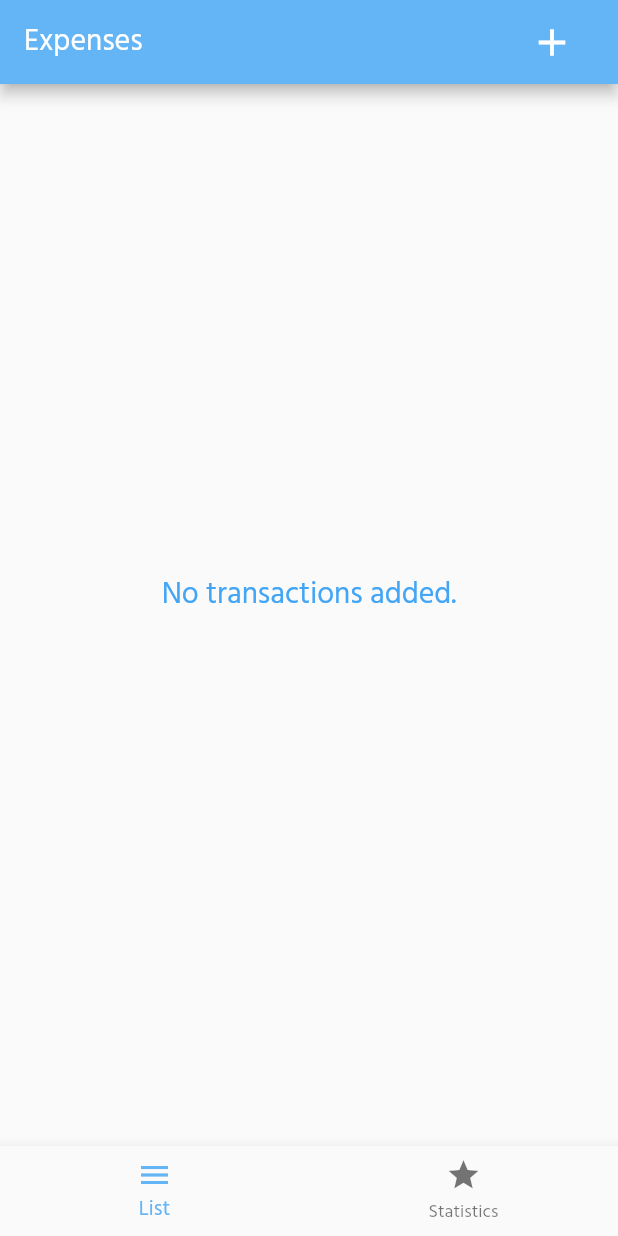
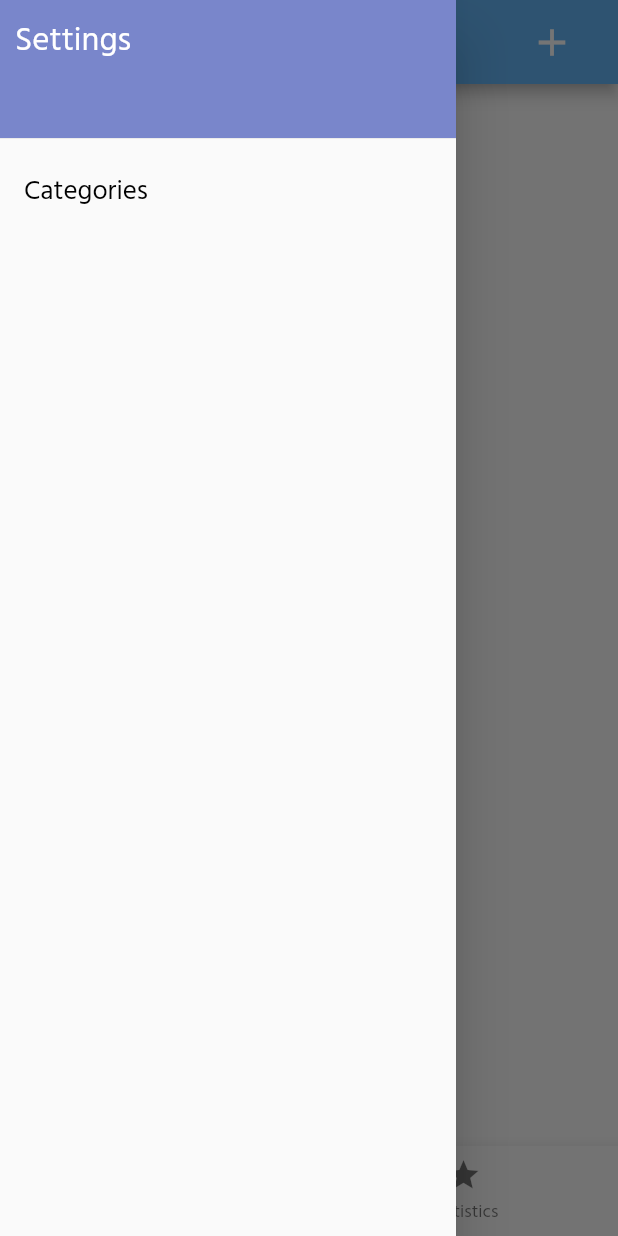
Before and after one commit to Wahba1414/Expenses, a Flutter app: the screen it shows after launch, with the side drawer open (before the commit the screen has no drawer), on a phone screen of 412 x 824 dp. Run offline on Flutter 3.47's test engine with Material 2 defaults, Android fonts, the phone set to English and light mode, and no system bars; our stand-ins replace flutter_money_formatter, sqflite; accounts and stored records are empty.

Commit message:
Add Catgeory screen and  Category Provider.

```diff
--- /dev/null
+++ b/lib/drawer.dart
@@ -0,0 +1,53 @@
+import 'package:flutter/material.dart';
+
+import './category_list.dart';
+
+class CustomDrawer extends StatefulWidget {
+  @override
+  _DrawerState createState() => _DrawerState();
+}
+
+class _DrawerState extends State<CustomDrawer> {
+  @override
+  Widget build(BuildContext context) {
+    return Container(
+      child: ListView(
+        // Important: Remove any padding from the ListView.
+        padding: EdgeInsets.zero,
+        children: <Widget>[
+          Container(
+            height: 100,
+            child: DrawerHeader(
+              padding: EdgeInsets.all(10),
+              child: Text(
+                'Settings',
+                style: TextStyle(
+                  color: Theme.of(context).primaryColorLight,
+                  fontSize: 22,
+                ),
+              ),
+              decoration: BoxDecoration(
+                color: Theme.of(context).backgroundColor,
+              ),
+            ),
+          ),
+          ListTile(
+            title: Text(
+              'Categories',
+              style: TextStyle(
+                color: Theme.of(context).primaryColorDark,
+                fontSize: 18,
+              ),
+            ),
+            onTap: () {
+              print('Here');
+              // Update the state of the app.
+              Navigator.of(context).pop();
+              Navigator.pushNamed(context, CategoryList.routeUrl);
+            },
+          ),
+        ],
+      ),
+    );
+  }
+}
--- a/lib/expenses_list.dart
+++ b/lib/expenses_list.dart
@@ -17,6 +17,10 @@ class ExpensesList extends StatelessWidget {
     Colors.blue[200],
     Colors.blue[300],
     Colors.blue[400],
+    Colors.lightBlue[100],
+    Colors.lightBlue[200],
+    Colors.lightBlue[300],
+    Colors.lightBlue[400],
   ];
   final listItems;
   final removeItem;
@@ -38,7 +42,7 @@ class ExpensesList extends StatelessWidget {
       child: ListView.builder(
         itemCount: listItems.length,
         itemBuilder: (context, index) {
-          final colorScheme = colors[Random().nextInt(8)];
+          final colorScheme = colors[Random().nextInt(12)];
           return Dismissible(
             key: Key(listItems[index].id),
             background: Container(
--- a/lib/main.dart
+++ b/lib/main.dart
@@ -1,8 +1,9 @@
 import 'package:flutter/material.dart';
 
 import './home.dart';
-// import './new_expenses.dart';
 import './new_expenses_form.dart';
+import './drawer.dart';
+import './category_list.dart';
 
 // db.
 import './utilis/db.dart';
@@ -23,6 +24,7 @@ class Top extends StatelessWidget {
         primaryColor: Colors.blue[300],
         accentColor: Colors.black87,
         primaryColorLight: Colors.white,
+        primaryColorDark: Colors.black,
         textTheme: TextTheme(
           title: const TextStyle(
             color: Colors.white,
@@ -42,6 +44,13 @@ class Top extends StatelessWidget {
         backgroundColor: Colors.indigo[300],
       ),
       home: MyApp(),
+      // routes.
+      routes: {
+        // When navigating to the "/" route, build the FirstScreen widget.
+        // '/': (context) => MyApp(),
+        // Category list.
+        CategoryList.routeUrl: (context) => CategoryList(),
+      },
     );
   }
 }
@@ -77,7 +86,8 @@ class _MyAppState extends State<MyApp> {
         context: context,
         builder: (builder) {
           // return NewExpenses(_selectDate, widget._categories, addNewExpenses);
-          return NewExpensesForm(_selectDate, widget._categories, addNewExpenses);
+          return NewExpensesForm(
+              _selectDate, widget._categories, addNewExpenses);
         });
   }
 
@@ -160,12 +170,15 @@ class _MyAppState extends State<MyApp> {
           BottomNavigationBarItem(
             icon: Icon(Icons.star),
             title: Text('Statistics'),
-          )
+          ),
         ],
         onTap: _selectTap,
         selectedItemColor: Theme.of(context).primaryColor,
         currentIndex: tabIndex,
       ),
+      drawer: Drawer(
+        child: CustomDrawer(),
+      ),
     );
   }
 }
--- /dev/null
+++ b/lib/models/category.dart
@@ -0,0 +1,19 @@
+class AppCategoryModel {
+  String id;
+  String title;
+  String color;
+
+  AppCategoryModel({this.id, this.title, this.color});
+
+  factory AppCategoryModel.fromMap(Map<String, dynamic> json) => new AppCategoryModel(
+      id: json["id"],
+      title: json["title"],
+      color: json["color"],
+  );
+
+  log() {
+    print('id: $id');
+    print('title: $title');
+    print('color: $color');
+  }
+}
--- a/pubspec.yaml
+++ b/pubspec.yaml
@@ -14,7 +14,7 @@ description: A new Flutter project.
 version: 1.0.0+1
 
 environment:
-  sdk: ">=2.1.0 <3.0.0"
+  sdk: ">=2.2.2 <3.0.0"
 
 dependencies:
   flutter:
@@ -24,6 +24,8 @@ dependencies:
   sqflite: ^0.12.2+1
   path_provider: ^0.4.1
   flutter_money_formatter: ^0.8.3
+  provider: ^3.1.0+1
+
 
 
 
```
Also changed, not shown: lib/category_list.dart (added, +170 -0 lines), lib/new_category.dart (added, +102 -0 lines), lib/providers/catgeory_provider.dart (added, +104 -0 lines), lib/utilis/db.dart (+64 -5 lines), pubspec.lock.
